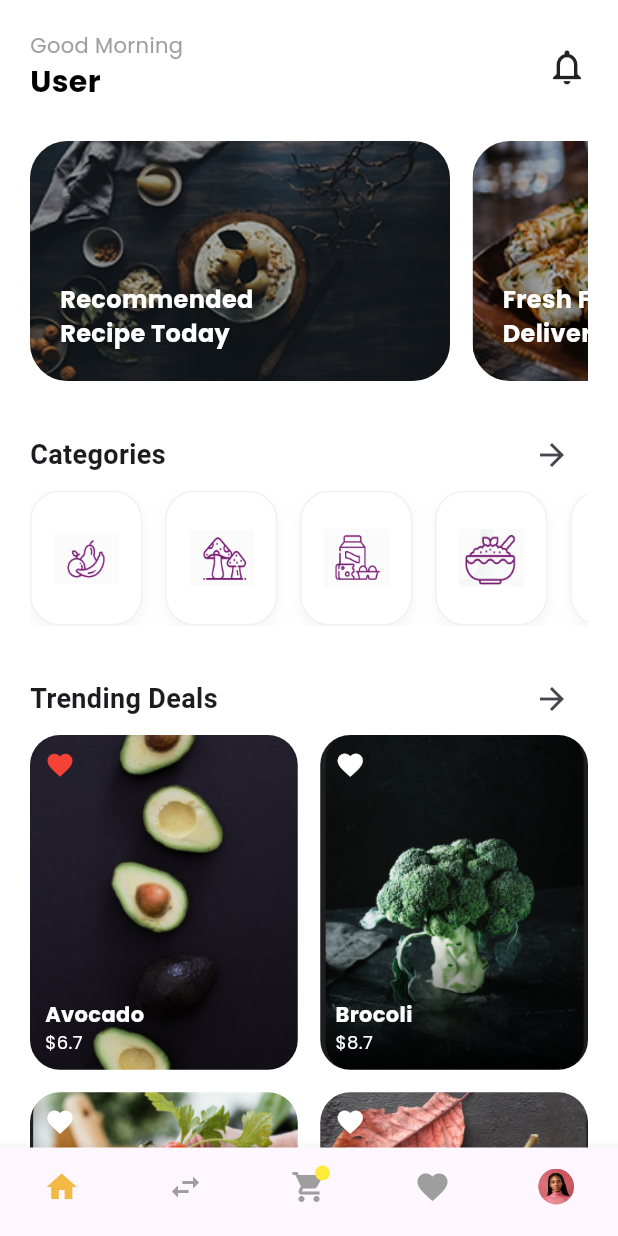
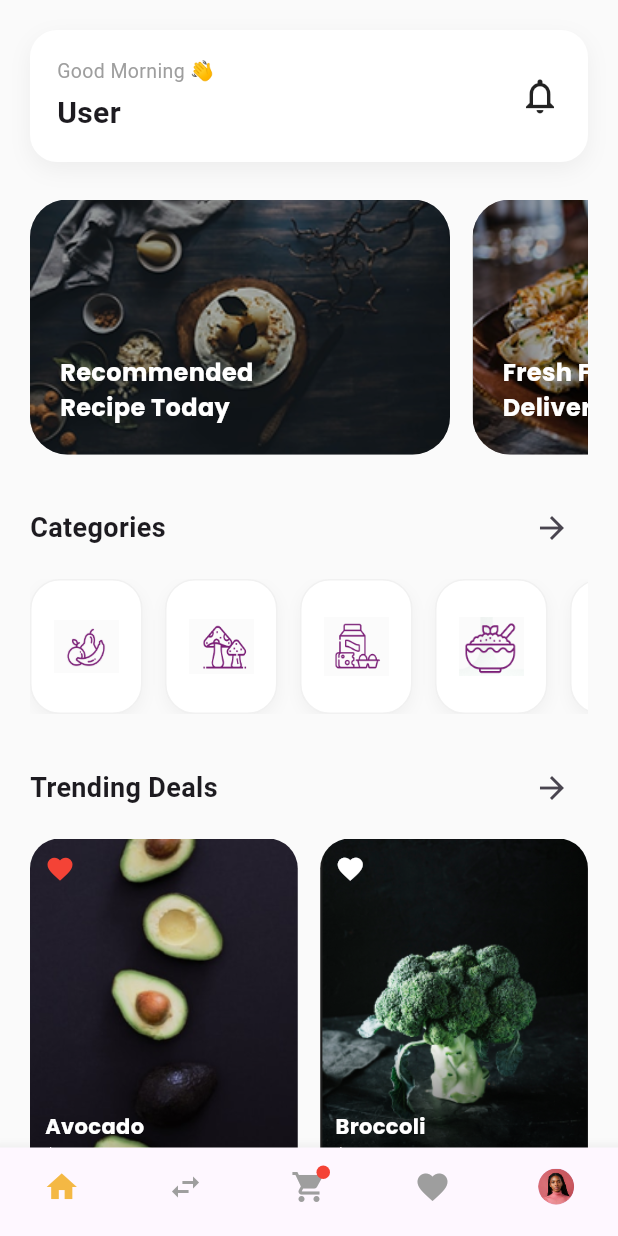
Before and after one commit to devMahmoudKrayem/github-training-project, a Flutter app: the HomeScreen screen opened by its route, on a phone screen of 412 x 824 dp. Run offline on Flutter 3.47's test engine with Material 3 defaults, Android fonts, the phone set to English and light mode, and no system bars; our stand-ins replace shared_preferences; accounts and stored records are empty.

Commit message:
redesign home screen with modern UI improvements

```diff
--- a/lib/Screens/homeScreen.dart
+++ b/lib/Screens/homeScreen.dart
@@ -12,61 +12,64 @@ class HomeScreen extends StatefulWidget {
   State<HomeScreen> createState() => _HomeScreenState();
 }
 
-
 class _HomeScreenState extends State<HomeScreen> {
   String fullName = "User";
+
+  static const primaryColor = Color(0xffF4B844);
+
   @override
   void initState() {
     super.initState();
     getUser();
   }
+
   Future<void> getUser() async {
     final user = await PrefsUser.getUser();
 
     final firstName = user['firstName'] ?? '';
     final lastName = user['lastName'] ?? '';
 
-
     setState(() {
       fullName = "$firstName $lastName".trim();
-      if (fullName.isEmpty) {
-        fullName = "User";
-      }
+      if (fullName.isEmpty) fullName = "User";
     });
   }
+
   @override
   Widget build(BuildContext context) {
     return Scaffold(
-      backgroundColor: Colors.white,
+      backgroundColor: const Color(0xffFAFAFA),
+
       bottomNavigationBar: BottomNavigationBar(
         type: BottomNavigationBarType.fixed,
-        selectedItemColor: Color(0xffF4B844),
+        selectedItemColor: primaryColor,
         unselectedItemColor: Colors.grey,
         showSelectedLabels: false,
         showUnselectedLabels: false,
+        currentIndex: 0,
         onTap: (index) {
           if (index == 1) {
             Navigator.pushNamed(context, '/categoriesScreen');
-          }else if(index==4){
+          } else if (index == 4) {
             Navigator.pushNamed(context, '/profileScreen');
           }
         },
         items: [
-          BottomNavigationBarItem(icon: Icon(Icons.home), label: ""),
-          BottomNavigationBarItem(icon: Icon(Icons.swap_horiz), label: ""),
+          const BottomNavigationBarItem(icon: Icon(Icons.home), label: ""),
+          const BottomNavigationBarItem(icon: Icon(Icons.swap_horiz), label: ""),
           BottomNavigationBarItem(
             icon: Stack(
               clipBehavior: Clip.none,
               children: [
-                Icon(Icons.shopping_cart),
+                const Icon(Icons.shopping_cart),
                 Positioned(
                   right: -2,
                   top: -2,
                   child: Container(
-                    width: 10,
-                    height: 10,
-                    decoration: BoxDecoration(
-                      color: Colors.yellow,
+                    width: 9,
+                    height: 9,
+                    decoration: const BoxDecoration(
+                      color: Colors.red,
                       shape: BoxShape.circle,
                     ),
                   ),
@@ -75,8 +78,8 @@ class _HomeScreenState extends State<HomeScreen> {
             ),
             label: "",
           ),
-          BottomNavigationBarItem(icon: Icon(Icons.favorite), label: ""),
-          BottomNavigationBarItem(
+          const BottomNavigationBarItem(icon: Icon(Icons.favorite), label: ""),
+          const BottomNavigationBarItem(
             icon: CircleAvatar(
               radius: 12,
               backgroundImage: AssetImage("images/avataruser21.png"),
@@ -85,55 +88,84 @@ class _HomeScreenState extends State<HomeScreen> {
           ),
         ],
       ),
+
       body: SafeArea(
         child: ListView(
-          padding: EdgeInsets.symmetric(horizontal: 20),
+          padding: const EdgeInsets.symmetric(horizontal: 20),
           children: [
-            SizedBox(height: 20),
-            Row(
+
+            const SizedBox(height: 20),
+
+            // 🌟 HEADER MODERN CARD
+            Container(
+              padding: const EdgeInsets.all(18),
+              decoration: BoxDecoration(
+                color: Colors.white,
+                borderRadius: BorderRadius.circular(18),
+                boxShadow: [
+                  BoxShadow(
+                    color: Colors.black.withOpacity(0.05),
+                    blurRadius: 12,
+                    offset: const Offset(0, 5),
+                  ),
+                ],
+              ),
+              child: Row(
                 mainAxisAlignment: MainAxisAlignment.spaceBetween,
                 children: [
                   Column(
                     crossAxisAlignment: CrossAxisAlignment.start,
                     children: [
-                    Text(
-                      "Good Morning",
+                      const Text(
+                        "Good Morning 👋",
                         style: TextStyle(
                           color: Colors.grey,
-                        fontSize: 14,
-                        fontFamily: 'Poppins',
+                          fontSize: 13,
                         ),
                       ),
+                      const SizedBox(height: 4),
                       Text(
                         fullName,
-                      style: TextStyle(
-                        fontFamily: 'Poppins',
-                        color: Colors.black,
+                        style: const TextStyle(
                           fontSize: 20,
                           fontWeight: FontWeight.bold,
                         ),
                       ),
                     ],
                   ),
-                Icon(Icons.notifications_none_outlined, size: 28),
+                  const Icon(Icons.notifications_none_outlined, size: 28),
                 ],
               ),
+            ),
 
-            SizedBox(height: 25),
+            const SizedBox(height: 25),
+
+            // 🎯 HERO CARDS
             SizedBox(
-              height: 160,
+              height: 170,
               child: ListView(
                 scrollDirection: Axis.horizontal,
                 children: [
-                  HorezantelCard("images/home11.png","Recommended\nRecipe Today",),
-                  HorezantelCard("images/home22.png", "Fresh Food\nDelivery"),
+                  HorezantelCard(
+                    "images/home11.png",
+                    "Recommended\nRecipe Today",
+                  ),
+                  HorezantelCard(
+                    "images/home22.png",
+                    "Fresh Food\nDelivery",
+                  ),
                 ],
               ),
             ),
-            SizedBox(height: 25),
+
+            const SizedBox(height: 25),
+
             Sections("Categories", () {
               Navigator.pushNamed(context, '/categoriesScreen');
             }),
+
+            const SizedBox(height: 10),
+
             SizedBox(
               height: 90,
               child: ListView(
@@ -148,37 +180,52 @@ class _HomeScreenState extends State<HomeScreen> {
               ),
             ),
 
-            SizedBox(height: 25),
+            const SizedBox(height: 25),
 
             Sections("Trending Deals", () {}),
 
+            const SizedBox(height: 10),
+
+            // 🛒 PRODUCT GRID MODERNIZED
             GridView.count(
               shrinkWrap: true,
-              physics: NeverScrollableScrollPhysics(),
+              physics: const NeverScrollableScrollPhysics(),
               crossAxisCount: 2,
               crossAxisSpacing: 15,
               mainAxisSpacing: 15,
-              childAspectRatio: 0.8,
+              childAspectRatio: 0.78,
               children: [
                 ProudctCard("images/home4.png", "Avocado", "\$6.7", Colors.red),
-                ProudctCard("images/home3.png", "Brocoli", "\$8.7", Colors.white,),
-                ProudctCard("images/home6.png", "Tomatoes", "\$4.9", Colors.white,),
-                ProudctCard("images/home5.png", "Grapes", "\$7.2", Colors.white,),
+                ProudctCard("images/home3.png", "Broccoli", "\$8.7", Colors.white),
+                ProudctCard("images/home6.png", "Tomatoes", "\$4.9", Colors.white),
+                ProudctCard("images/home5.png", "Grapes", "\$7.2", Colors.white),
               ],
             ),
-            SizedBox(height: 25),
+
+            const SizedBox(height: 25),
+
+            // 🔘 MORE BUTTON MODERN
             ElevatedButton(
               onPressed: () {},
               style: ElevatedButton.styleFrom(
-                backgroundColor: Colors.black,
-                minimumSize: Size(double.infinity, 55),
+                backgroundColor: primaryColor,
+                minimumSize: const Size(double.infinity, 55),
+                shape: RoundedRectangleBorder(
+                  borderRadius: BorderRadius.circular(16),
                 ),
-              child: Text(
+                elevation: 0,
+              ),
+              child: const Text(
                 "More",
-                style: TextStyle(color: Colors.white, fontSize: 16),
+                style: TextStyle(
+                  color: Colors.black,
+                  fontSize: 16,
+                  fontWeight: FontWeight.bold,
                 ),
               ),
-            SizedBox(height: 30),
+            ),
+
+            const SizedBox(height: 30),
           ],
         ),
       ),
```
Lines whose indentation alone changed are shown as unchanged.
